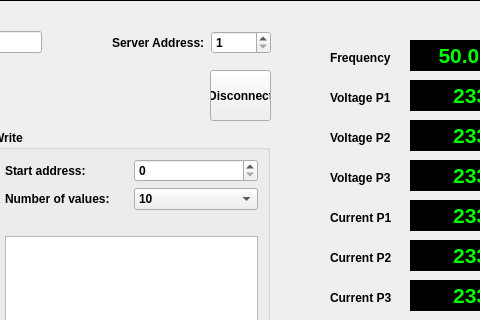
Qt form src/modbusframe.ui (hancse/powermeter) before a commit; both pictures show x 310 to 790 and y 0 to 320 of the 900 by 600 pixel window.
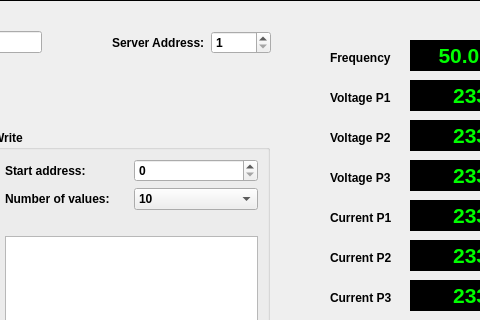
The same form after that commit.

Commit message: ModbusFrame: replaced connect/disconnect code by connectRTU and connectTCP removed disconnectbutton and slot added DEIFReadRequest

```diff
--- a/src/modbusframe.ui
+++ b/src/modbusframe.ui
@@ -486,19 +486,6 @@
     <string>Config</string>
    </property>
   </widget>
-  <widget class="QPushButton" name="btnDisconnect">
-   <property name="geometry">
-    <rect>
-     <x>520</x>
-     <y>70</y>
-     <width>61</width>
-     <height>51</height>
-    </rect>
-   </property>
-   <property name="text">
-    <string>Disconnect</string>
-   </property>
-  </widget>
   <widget class="QLabel" name="lblStatus">
    <property name="geometry">
     <rect>
```
The commit also changes 2 other files.
